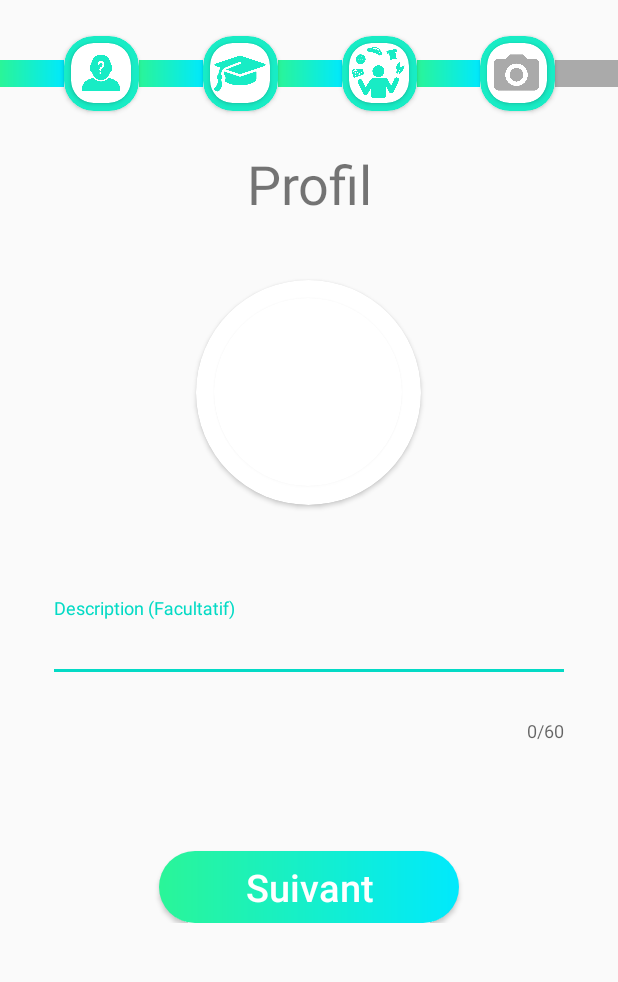
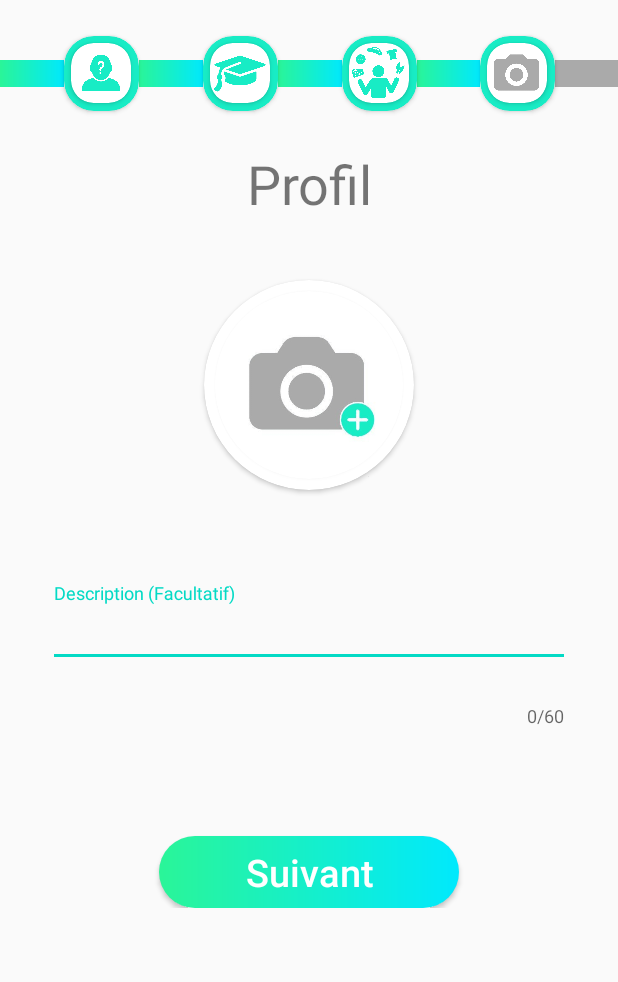
Before and after one commit to Rezappli/Nalone, an Android app: the layout activity_sign_up_three.xml on its own in the app's theme, with its tools: preview values and no code run, on a phone screen of 412 x 824 dp, the part 225-1207 px from its top. Run offline under Robolectric (Android 15) with nearby library versions, the phone set to English and light mode, and no system bars.

Commit message:
Connexion + Inscription 1,2,3,4 Final

```diff
--- a/app/src/main/java/com/example/nalone/SignUpActivity.java
+++ b/app/src/main/java/com/example/nalone/SignUpActivity.java
@@ -106,7 +106,7 @@ public class SignUpActivity extends AppCompatActivity {
                 String confirmPassEntre = confirmPass.getText().toString();
 
 
-               if(bHomme == false && bFemme == false){
+              /* if(bHomme == false && bFemme == false){
                    imageH.setImageResource(R.drawable.signup_homme_erreur);
                    imageF.setImageResource(R.drawable.signup_femme_erreur);
                    textF.setTextColor(Color.RED);
@@ -160,7 +160,7 @@ public class SignUpActivity extends AppCompatActivity {
                 }else{
                     confirmPass.setError("Le mot de passe ne correspond pas",customErrorDrawable);
                     return;
-                }
+                }*/
 
                 Intent signUpStudy = new Intent(getBaseContext(), SignUpActivityStudy.class);
                 startActivityForResult(signUpStudy, 0);
--- a/app/src/main/java/com/example/nalone/SignUpActivityTwo.java
+++ b/app/src/main/java/com/example/nalone/SignUpActivityTwo.java
@@ -65,7 +65,7 @@ public class SignUpActivityTwo extends AppCompatActivity {
                     if(nbCi == 5){
                         if(e.getCardElevation() == 0){
                             e.setCardBackgroundColor(Color.WHITE);
-                            e.setCardElevation(10);
+                            e.setCardElevation(15);
                             nbCi--;
                         }else{
                             Toast.makeText(getApplicationContext(),"Limite atteinte",Toast.LENGTH_LONG).show();
@@ -80,7 +80,7 @@ public class SignUpActivityTwo extends AppCompatActivity {
 
                         }else{
                             e.setCardBackgroundColor(Color.WHITE);
-                            e.setCardElevation(10);
+                            e.setCardElevation(15);
                             nbCi--;
                         }
                     }
--- /dev/null
+++ b/app/src/main/res/drawable/custom_gb.xml
@@ -0,0 +1,6 @@
+<?xml version="1.0" encoding="utf-8"?>
+<shape xmlns:android="http://schemas.android.com/apk/res/android" android:shape="rectangle">
+    <gradient android:startColor="#0ed145" android:endColor="#044a18" android:type="linear" >
+    </gradient>
+    <corners android:radius="40dp"></corners>
+</shape>
--- /dev/null
+++ b/app/src/main/res/drawable/custom_info.xml
@@ -0,0 +1,6 @@
+<?xml version="1.0" encoding="utf-8"?>
+<shape xmlns:android="http://schemas.android.com/apk/res/android" android:shape="rectangle">
+    <gradient android:startColor="#ec1c24" android:endColor="#420507" android:type="linear" >
+    </gradient>
+    <corners android:radius="40dp"></corners>
+</shape>
--- /dev/null
+++ b/app/src/main/res/drawable/custom_lp.xml
@@ -0,0 +1,6 @@
+<?xml version="1.0" encoding="utf-8"?>
+<shape xmlns:android="http://schemas.android.com/apk/res/android" android:shape="rectangle">
+    <gradient android:startColor="#ff7f27" android:endColor="#4a2004" android:type="linear" >
+    </gradient>
+    <corners android:radius="40dp"></corners>
+</shape>
--- /dev/null
+++ b/app/src/main/res/drawable/custom_mmi.xml
@@ -0,0 +1,6 @@
+<?xml version="1.0" encoding="utf-8"?>
+<shape xmlns:android="http://schemas.android.com/apk/res/android" android:shape="rectangle">
+    <gradient android:startColor="#b83dba" android:endColor="#450346" android:type="linear" >
+    </gradient>
+    <corners android:radius="40dp"></corners>
+</shape>
--- /dev/null
+++ b/app/src/main/res/drawable/custom_tc.xml
@@ -0,0 +1,6 @@
+<?xml version="1.0" encoding="utf-8"?>
+<shape xmlns:android="http://schemas.android.com/apk/res/android" android:shape="rectangle">
+    <gradient android:startColor="#00a8f3" android:endColor="#032e41" android:type="linear" >
+    </gradient>
+    <corners android:radius="40dp"></corners>
+</shape>
--- a/app/src/main/res/layout/activity_sign_up_study.xml
+++ b/app/src/main/res/layout/activity_sign_up_study.xml
@@ -277,7 +277,7 @@
                     android:layout_margin="25dp"
                     android:layout_weight="0.5"
                     app:cardCornerRadius="10dp"
-                    app:cardElevation="5dp" >
+                    app:cardElevation="5dp">
 
                     <LinearLayout
                         android:layout_width="match_parent"
--- a/app/src/main/res/layout/activity_sign_up_three.xml
+++ b/app/src/main/res/layout/activity_sign_up_three.xml
@@ -191,18 +191,31 @@
                 android:textSize="36sp" />
 
             <androidx.cardview.widget.CardView
-                android:id="@+id/signupBgPhotoProfil"
-                android:layout_width="150dp"
-                android:layout_height="150dp"
+                android:layout_width="140dp"
+                android:layout_height="140dp"
                 android:layout_gravity="center|center_vertical"
                 android:layout_marginBottom="30dp"
                 app:cardCornerRadius="150dp">
+
+                <LinearLayout
+                    android:id="@+id/signupBgPhotoProfil"
+                    android:layout_width="match_parent"
+                    android:layout_height="match_parent"
+                    android:orientation="vertical"></LinearLayout>
 
                 <androidx.cardview.widget.CardView
                     android:layout_width="125dp"
                     android:layout_height="125dp"
                     android:layout_gravity="center|clip_vertical"
-                    app:cardCornerRadius="150dp"/>
+                    app:cardCornerRadius="150dp">
+
+                    <ImageView
+                        android:id="@+id/signupPhotoProfil"
+                        android:layout_width="match_parent"
+                        android:layout_height="match_parent"
+                        android:layout_gravity="center"
+                        app:srcCompat="@drawable/add_photo" />
+                </androidx.cardview.widget.CardView>
             </androidx.cardview.widget.CardView>
 
             <com.google.android.material.textfield.TextInputLayout
--- a/app/src/main/res/layout/activity_signup.xml
+++ b/app/src/main/res/layout/activity_signup.xml
@@ -68,7 +68,7 @@
                             android:layout_width="25dp"
                             android:layout_height="25dp"
                             android:layout_gravity="center"
-                            app:srcCompat="@drawable/step_one_focused" />
+                            app:srcCompat="@drawable/step_one" />
                     </androidx.cardview.widget.CardView>
 
                 </androidx.cardview.widget.CardView>
```
Also changed, not shown: app/src/main/java/com/example/nalone/SignUpActivityStudy.java (+88 -1 lines), app/src/main/java/com/example/nalone/SignUpActivityThree.java (+11 -12 lines), app/src/main/res/drawable/add_photo.jpg (added).
